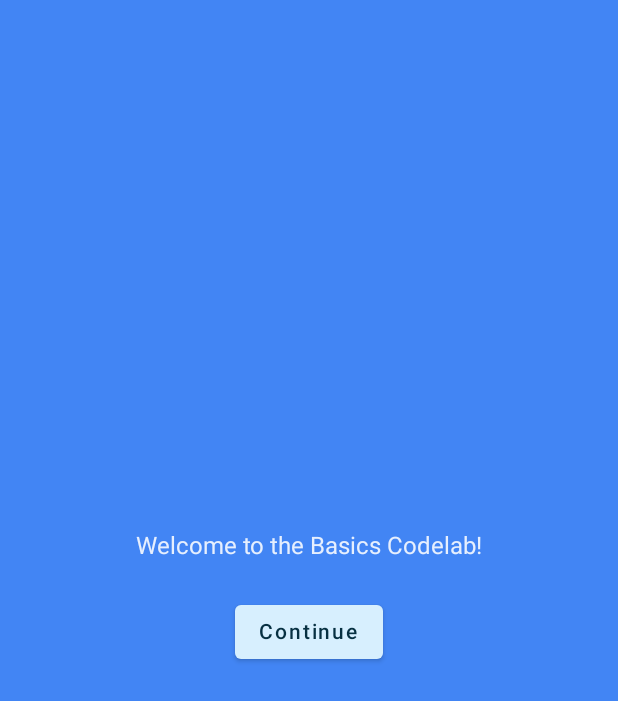
After one commit to Ahsan221B/ComposePlayground, an Android app built with Jetpack Compose: the composable OnboardingScreen shown on its own in the app's theme, on a phone screen of 412 x 824 dp. The commit adds this screen. Shown: the top 701 px of the screen. Run offline under Robolectric (Android 15) with nearby library versions, the phone set to English and light mode, and no system bars.

Commit message:
First Compose App Implemented

```diff
--- a/app/build.gradle
+++ b/app/build.gradle
@@ -53,6 +53,7 @@ dependencies {
     implementation "androidx.compose.ui:ui-tooling-preview:$compose_version"
     implementation 'androidx.lifecycle:lifecycle-runtime-ktx:2.3.1'
     implementation 'androidx.activity:activity-compose:1.3.1'
+    implementation "androidx.compose.material:material-icons-extended:$compose_version"
     testImplementation 'junit:junit:4.13.2'
     androidTestImplementation 'androidx.test.ext:junit:1.1.3'
     androidTestImplementation 'androidx.test.espresso:espresso-core:3.4.0'
--- a/app/src/main/java/com/iahsanmustafa/composeplayground/MainActivity.kt
+++ b/app/src/main/java/com/iahsanmustafa/composeplayground/MainActivity.kt
@@ -115,7 +115,7 @@ fun Conversation(messages: List<Message>) {
     }
 }
 
-@Preview
+@Preview (widthDp = 320, heightDp = 480)
 @Composable
 fun PreviewConversation() {
     ComposePlaygroundTheme {
--- /dev/null
+++ b/app/src/main/java/com/iahsanmustafa/composeplayground/ui/FirstComposeAppCodeLab/OnboardingScreen.kt
@@ -0,0 +1,42 @@
+package com.iahsanmustafa.composeplayground.ui
+
+import androidx.compose.foundation.layout.Arrangement
+import androidx.compose.foundation.layout.Column
+import androidx.compose.foundation.layout.fillMaxSize
+import androidx.compose.foundation.layout.padding
+import androidx.compose.material.Button
+import androidx.compose.material.Surface
+import androidx.compose.material.Text
+import androidx.compose.runtime.*
+import androidx.compose.ui.Alignment
+import androidx.compose.ui.Modifier
+import androidx.compose.ui.tooling.preview.Preview
+import androidx.compose.ui.unit.dp
+import com.iahsanmustafa.composeplayground.ui.theme.ComposePlaygroundTheme
+
+@Composable
+fun OnboardingScreen(onContinueClicked: () -> Unit) {
+    Surface {
+        Column(
+            modifier = Modifier.fillMaxSize(),
+            verticalArrangement = Arrangement.Center,
+            horizontalAlignment = Alignment.CenterHorizontally
+        ) {
+            Text("Welcome to the Basics Codelab!")
+            Button(
+                modifier = Modifier.padding(vertical = 24.dp),
+                onClick = onContinueClicked
+            ) {
+                Text("Continue")
+            }
+        }
+    }
+}
+
+@Preview(showBackground = true, widthDp = 320, heightDp = 480)
+@Composable
+fun OnboardingPreview() {
+    ComposePlaygroundTheme() {
+        OnboardingScreen(onContinueClicked = {})
+    }
+}
--- a/app/src/main/java/com/iahsanmustafa/composeplayground/ui/theme/Color.kt
+++ b/app/src/main/java/com/iahsanmustafa/composeplayground/ui/theme/Color.kt
@@ -6,3 +6,7 @@ val Purple200 = Color(0xFFBB86FC)
 val Purple500 = Color(0xFF6200EE)
 val Purple700 = Color(0xFF3700B3)
 val Teal200 = Color(0xFF03DAC5)
+val Navy = Color(0xFF073042)
+val Blue = Color(0xFF4285F4)
+val LightBlue = Color(0xFFD7EFFE)
+val Chartreuse = Color(0xFFEFF7CF)
--- a/app/src/main/res/values/strings.xml
+++ b/app/src/main/res/values/strings.xml
@@ -1,3 +1,7 @@
 <resources>
     <string name="app_name">ComposePlayground</string>
+    <string name="title_activity_code_lab">CodeLab</string>
+    <string name="show_less">Show less</string>
+    <string name="show_more">Show more</string>
+    <string name="lorem_ipsum">Lorem ipsum dolor sit amet. Ut placeat inventore qui ducimus assumenda et quod quia vel rerum atque ut exercitationem quia est numquam molestias et nihil exercitationem. Qui similique galisum aut provident adipisci id expedita Quis ab mollitia aperiam et possimus dolorem est similique rerum vel repellendus dolorem. 33 recusandae omnis ut voluptatum minus ad molestiae ipsam et eaque numquam. Sit atque quisquam ea numquam molestias nam facere voluptatum!</string>
 </resources>
```
Also changed, not shown: app/src/main/AndroidManifest.xml (+10 -5 lines), app/src/main/java/com/iahsanmustafa/composeplayground/ui/FirstComposeAppCodeLab/CodeLabActivity.kt (added, +46 -0 lines), app/src/main/java/com/iahsanmustafa/composeplayground/ui/FirstComposeAppCodeLab/GreetingsScreen.kt (added, +77 -0 lines), app/src/main/java/com/iahsanmustafa/composeplayground/ui/theme/Theme.kt (+9 -7 lines).
